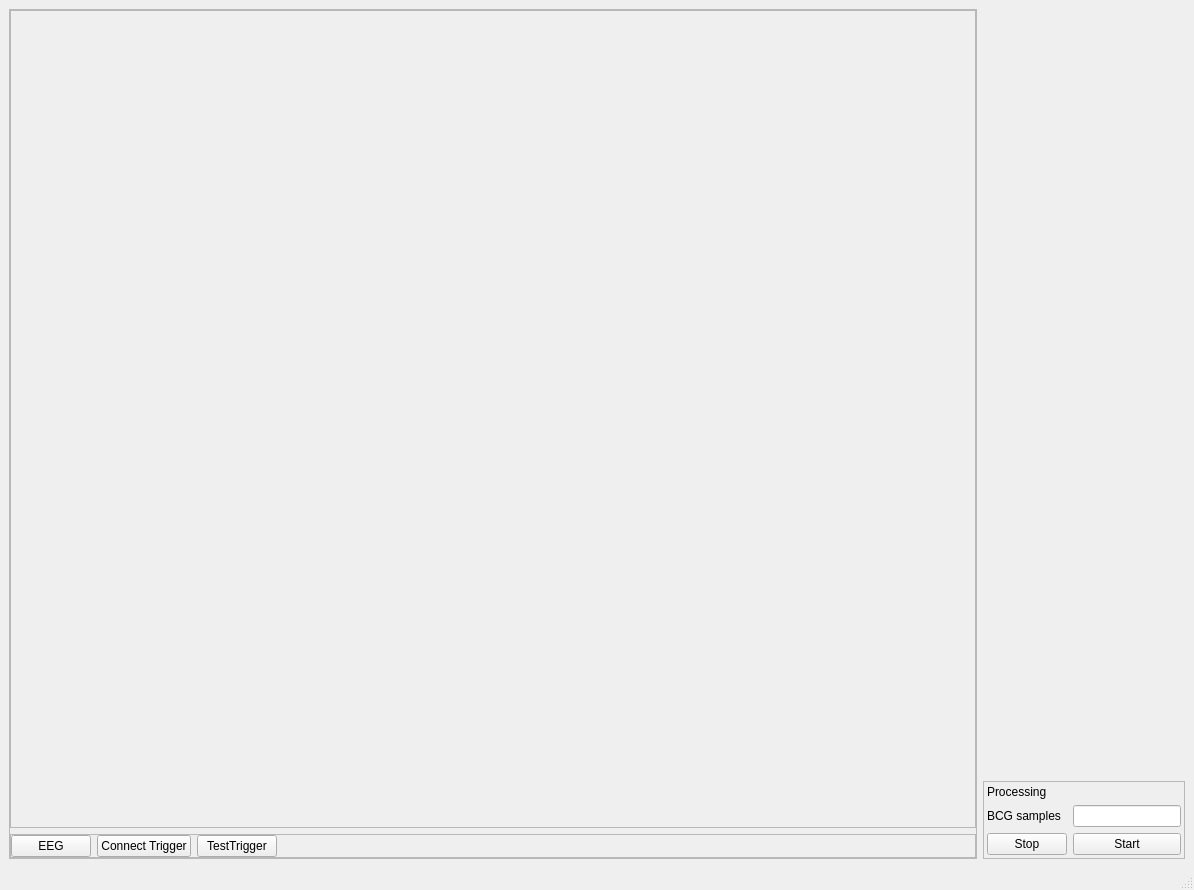
This is UI/mainwindow.ui in VeikkaLeppanen/Real_Time_EEG as Qt 5 draws it before an edit. The edited form follows.
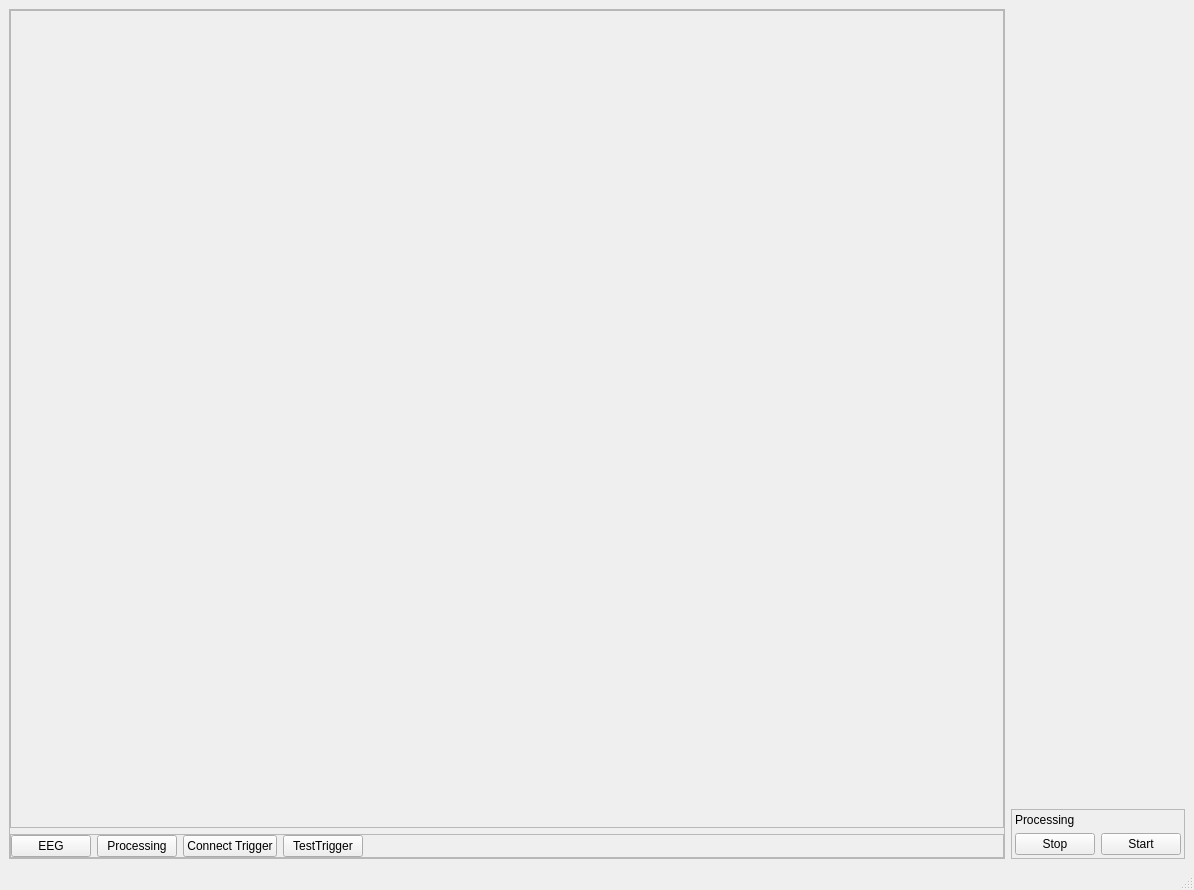
This is the edited form. Custom widgets are drawn as their Qt base class.

Commit message: Processing window

Diff of the .ui file:
```diff
--- a/UI/mainwindow.ui
+++ b/UI/mainwindow.ui
@@ -139,6 +139,13 @@
             </property>
            </widget>
           </item>
+          <item>
+           <widget class="QPushButton" name="processing">
+            <property name="text">
+             <string>Processing</string>
+            </property>
+           </widget>
+          </item>
           <item>
            <widget class="QPushButton" name="connectTrigger">
             <property name="text">
@@ -200,23 +207,13 @@
         <number>3</number>
        </property>
        <item row="1" column="0">
-        <widget class="QLabel" name="label_6">
-         <property name="text">
-          <string>BCG samples</string>
-         </property>
-        </widget>
-       </item>
-       <item row="1" column="1">
-        <widget class="QLineEdit" name="lineEdit_4"/>
-       </item>
-       <item row="2" column="0">
         <widget class="QPushButton" name="processingStop">
          <property name="text">
           <string>Stop</string>
          </property>
         </widget>
        </item>
-       <item row="2" column="1">
+       <item row="1" column="1">
         <widget class="QPushButton" name="processingStart">
          <property name="text">
           <string>Start</string>
```
Left out of the diff: 16 changed lines with no effect on the pictures. The commit also changes 12 other files.
